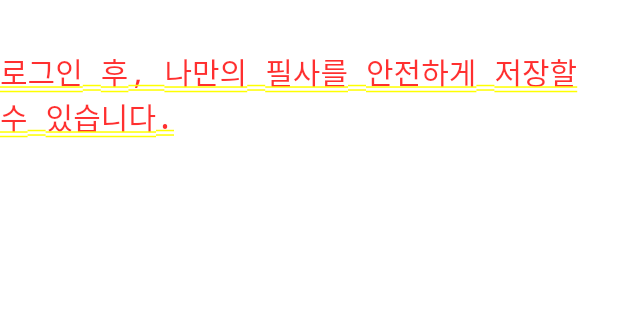
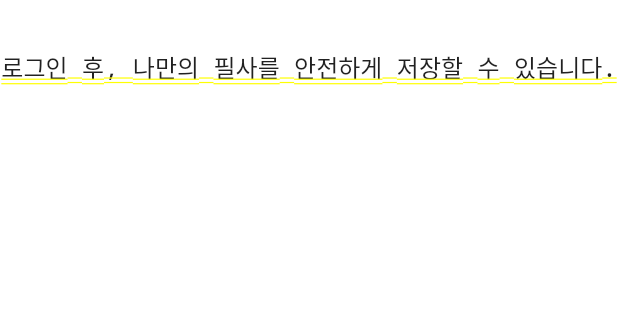
Before and after one commit to kbh97102/Fillsa_flutter, a Flutter app: the screen it shows after launch, on a phone screen of 412 x 824 dp, the part 423-743 px from its top. Run offline on Flutter 3.47's test engine with Material 3 defaults, Android fonts, the phone set to English and light mode, and no system bars; our stand-ins replace flutter_svg.

Commit message:
feat: 색상 시스템 추가

```diff
--- a/lib/ui/login_screen.dart
+++ b/lib/ui/login_screen.dart
@@ -20,7 +20,7 @@ class LoginScreen extends StatelessWidget {
             padding: const EdgeInsets.only(top: 32),
             child: Text(
               "로그인 후, 나만의 필사를 안전하게 저장할 수 있습니다.",
-              style: context.textStyles.body1,
+              style: context.textStyles.body2,
             ),
           ),
         ],
--- /dev/null
+++ b/lib/util/colors.dart
@@ -0,0 +1,18 @@
+import 'dart:ui';
+
+final Color grey100 = Color(0xFFEEEEEE);
+final Color grey200 = Color(0xFFE0E0E0);
+final Color grey300 = Color(0xFFBDBDBD);
+final Color grey400 = Color(0xFF9E9E9E);
+final Color grey500 = Color(0xFF616161);
+final Color grey600 = Color(0xFF424242);
+final Color grey700 = Color(0xFF212121);
+
+// Shared Colors
+final Color purple01 = Color(0xFF5C65FF);
+final Color purple02 = Color(0xFFD3D5FF);
+final Color yellow01 = Color(0xFFFFF7E6);
+final Color yellow02 = Color(0xFFFFCB5C);
+final Color yellow03 = Color(0xFFFFEFCC);
+
+final Color white = Color(0xFFFFFFFF);
--- a/lib/util/custom_font.dart
+++ b/lib/util/custom_font.dart
@@ -1,4 +1,6 @@
 import 'package:flutter/material.dart';
+
+import 'colors.dart';
 
 class MyTypography extends ThemeExtension<MyTypography> {
   final TextStyle heading1;
@@ -90,43 +92,73 @@ class MyTypography extends ThemeExtension<MyTypography> {
   }
 }
 
-const myTypography = MyTypography(
+var myTypography = MyTypography(
   heading1: TextStyle(
     fontSize: 32,
     height: 48 / 32,
     fontWeight: FontWeight.bold,
+    color: grey700,
   ),
   heading2: TextStyle(
     fontSize: 28,
     height: 42 / 28,
     fontWeight: FontWeight.bold,
+    color: grey700,
   ),
   heading3: TextStyle(
     fontSize: 24,
     height: 36 / 24,
     fontWeight: FontWeight.bold,
+    color: grey700,
   ),
   heading4: TextStyle(
     fontSize: 20,
     height: 30 / 20,
     fontWeight: FontWeight.bold,
+    color: grey700,
   ),
   subtitle1: TextStyle(
     fontSize: 16,
     height: 24 / 16,
     fontWeight: FontWeight.bold,
+    color: grey700,
   ),
   subtitle2: TextStyle(
     fontSize: 14,
     height: 21 / 14,
     fontWeight: FontWeight.bold,
+    color: grey700,
   ),
-  body1: TextStyle(fontSize: 20, height: 30 / 20, fontWeight: FontWeight.w400),
-  body2: TextStyle(fontSize: 16, height: 24 / 16, fontWeight: FontWeight.w400),
-  body3: TextStyle(fontSize: 14, height: 21 / 14, fontWeight: FontWeight.w400),
-  body4: TextStyle(fontSize: 12, height: 18 / 12, fontWeight: FontWeight.w400),
-  buttonL: TextStyle(fontSize: 20, fontWeight: FontWeight.bold),
-  buttonM: TextStyle(fontSize: 16, fontWeight: FontWeight.bold),
-  buttonS: TextStyle(fontSize: 14, fontWeight: FontWeight.bold),
-  buttonXs: TextStyle(fontSize: 12, fontWeight: FontWeight.bold),
+  body1: TextStyle(
+    fontSize: 20,
+    height: 30 / 20,
+    fontWeight: FontWeight.w400,
+    color: grey700,
+  ),
+  body2: TextStyle(
+    fontSize: 16,
+    height: 24 / 16,
+    fontWeight: FontWeight.w400,
+    color: grey700,
+  ),
+  body3: TextStyle(
+    fontSize: 14,
+    height: 21 / 14,
+    fontWeight: FontWeight.w400,
+    color: grey700,
+  ),
+  body4: TextStyle(
+    fontSize: 12,
+    height: 18 / 12,
+    fontWeight: FontWeight.w400,
+    color: grey700,
+  ),
+  buttonL: TextStyle(fontSize: 20, fontWeight: FontWeight.bold, color: grey700),
+  buttonM: TextStyle(fontSize: 16, fontWeight: FontWeight.bold, color: grey700),
+  buttonS: TextStyle(fontSize: 14, fontWeight: FontWeight.bold, color: grey700),
+  buttonXs: TextStyle(
+    fontSize: 12,
+    fontWeight: FontWeight.bold,
+    color: grey700,
+  ),
 );
```
